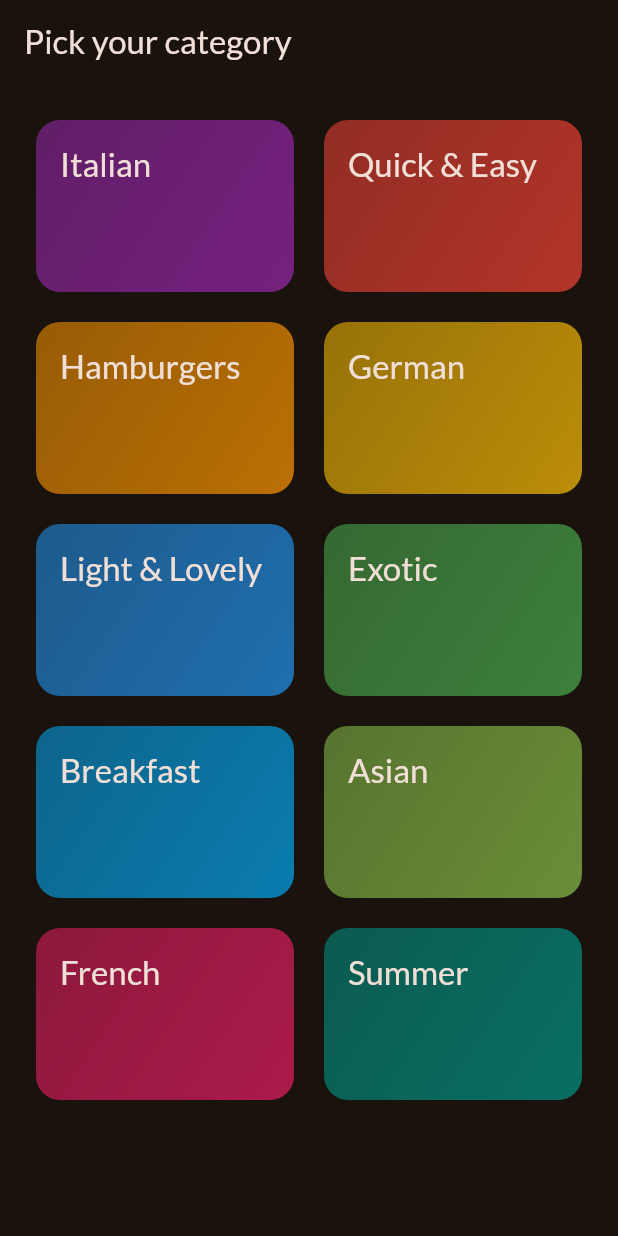
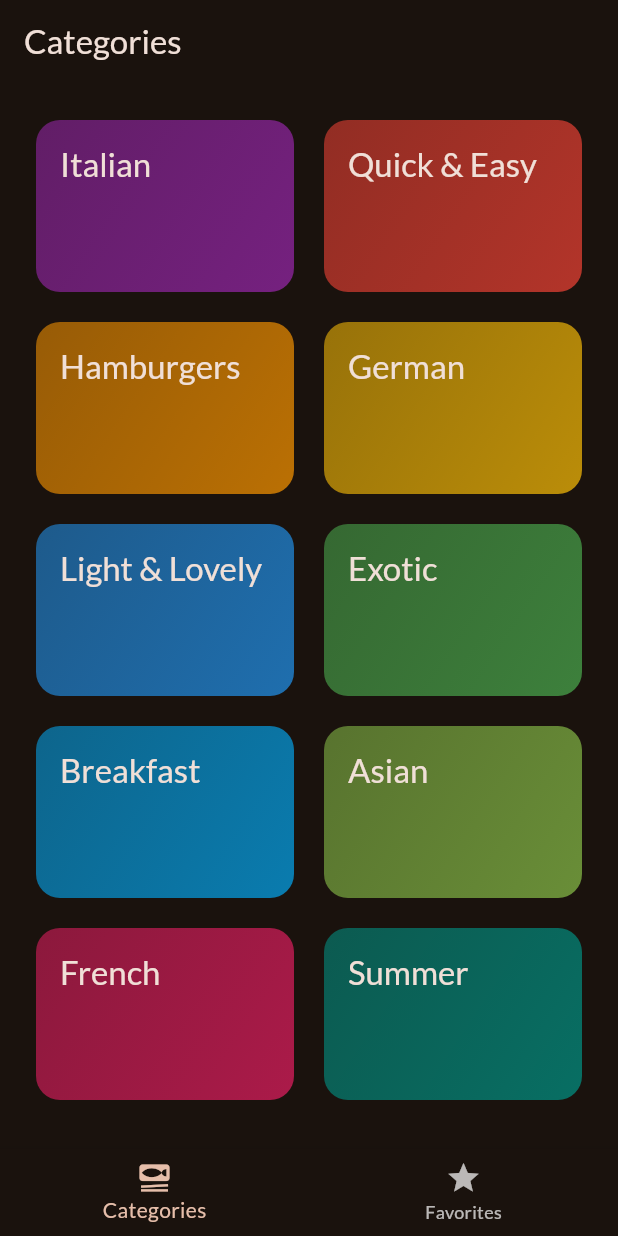
Before and after one commit to vomi-exe/Flutter-mealsApp, a Flutter app: the screen it shows after launch, on a phone screen of 412 x 824 dp. Run offline on Flutter 3.47's test engine with Material 2 defaults, Android fonts, the phone set to English and light mode, and no system bars; our stand-ins replace google_fonts, transparent_image.

Commit message:
added bottom navigation and dynamic changing of screens

```diff
--- a/lib/main.dart
+++ b/lib/main.dart
@@ -1,7 +1,8 @@
 import 'package:flutter/material.dart';
 
 import 'package:google_fonts/google_fonts.dart';
-import 'package:meals/screens/categories.dart';
+
+import 'package:meals/screens/tabs.dart';
 
 final theme = ThemeData(
   useMaterial3: true,
@@ -23,7 +24,7 @@ class App extends StatelessWidget {
   Widget build(BuildContext context) {
     return MaterialApp(
       theme: theme,
-      home: const CategoriesScreen(),
+      home: const TabsScreen(),
     );
   }
 }
--- a/lib/screens/categories.dart
+++ b/lib/screens/categories.dart
@@ -23,11 +23,7 @@ class CategoriesScreen extends StatelessWidget {
 
   @override
   Widget build(BuildContext context) {
-    return Scaffold(
-      appBar: AppBar(
-        title: const Text('Pick your category'),
-      ),
-      body: GridView(
+    return GridView(
         padding: const EdgeInsets.all(24),
         gridDelegate: const SliverGridDelegateWithFixedCrossAxisCount(
             crossAxisCount: 2,
@@ -43,7 +39,6 @@ class CategoriesScreen extends StatelessWidget {
                 _selectedCategory(context, category);
               },
             ),
-          ]),
-    );
+        ]);
   }
 }
--- /dev/null
+++ b/lib/screens/tabs.dart
@@ -0,0 +1,54 @@
+import 'package:flutter/material.dart';
+import 'package:meals/screens/categories.dart';
+import 'package:meals/screens/meals.dart';
+
+class TabsScreen extends StatefulWidget {
+  const TabsScreen({super.key});
+
+  @override
+  State<TabsScreen> createState() {
+    return _TabsScreenState();
+  }
+}
+
+class _TabsScreenState extends State<TabsScreen> {
+  int _selectedPageIndex = 0;
+
+  void _selectPage(int index) {
+    setState(() {
+      _selectedPageIndex = index;
+    });
+  }
+
+  @override
+  Widget build(BuildContext context) {
+    Widget activePage = const CategoriesScreen();
+    var activePageTitle = 'Categories';
+
+    if (_selectedPageIndex == 1) {
+      activePage = MealsScreen(meals: []);
+      activePageTitle = "Your Favorites";
+    }
+
+    return Scaffold(
+      appBar: AppBar(
+        title: Text(activePageTitle),
+      ),
+      body: activePage,
+      bottomNavigationBar: BottomNavigationBar(
+        onTap: _selectPage,
+        currentIndex: _selectedPageIndex,
+        items: [
+          BottomNavigationBarItem(
+            icon: Icon(Icons.set_meal),
+            label: 'Categories',
+          ),
+          BottomNavigationBarItem(
+            icon: Icon(Icons.star),
+            label: 'Favorites',
+          ),
+        ],
+      ),
+    );
+  }
+}
```
Also changed, not shown: lib/screens/meal_details.dart (added, +73 -0 lines), lib/screens/meals.dart (+17 -4 lines), lib/widgets/meal_item.dart (+5 -2 lines). Lines whose indentation alone changed are shown as unchanged.
